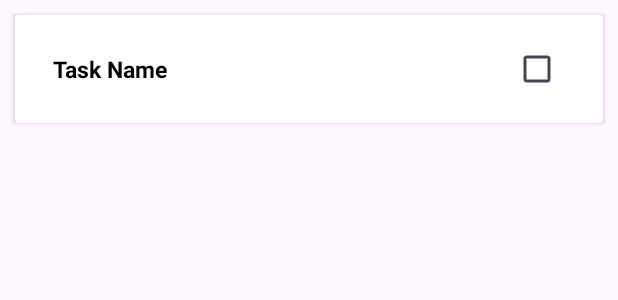
After one commit to aaj1510/javaback-endside-Group43, an Android app: the layout list_task_item.xml on its own in the app's theme, with its tools: preview values and no code run, on a phone screen of 412 x 824 dp. The commit adds this screen. Shown: the top 300 px of the screen. Run offline under Robolectric (Android 15) with nearby library versions, the phone set to English and light mode, and no system bars.

Commit message:
Implemented PresetTasks with ToggleSwitch
- Edited the main screen page layout to match parent
- Added PresetTasks Layout with db implementation
- Added Toggle switch to toggle between major and minor tasks.

```diff
--- a/app/src/main/AndroidManifest.xml
+++ b/app/src/main/AndroidManifest.xml
@@ -14,7 +14,7 @@
         android:theme="@style/Theme.Java1D"
         tools:targetApi="31" >
         <activity
-            android:name=".MainActivity"
+            android:name=".LoginActivity"
             android:exported="true" >
             <intent-filter>
                 <action android:name="android.intent.action.MAIN" />
--- a/app/src/main/java/com/example/java1d/CreateTaskFragment.java
+++ b/app/src/main/java/com/example/java1d/CreateTaskFragment.java
@@ -34,6 +34,10 @@ public class CreateTaskFragment extends DialogFragment {
         EditText task_description_input = view.findViewById(R.id.task_description_input);
         SeekBar difficulty_seekbar = view.findViewById(R.id.difficulty_seekbar);
         Button create_task_button = view.findViewById(R.id.create_task_button);
+        Button cancel_task_button = view.findViewById(R.id.cancel_create_button);
+
+        cancel_task_button.setOnClickListener(v -> dismiss());  // Close the dialog
+
         create_task_button.setOnClickListener(new View.OnClickListener() {
             @Override
             public void onClick(View v) {
--- a/app/src/main/java/com/example/java1d/HomeFragment.java
+++ b/app/src/main/java/com/example/java1d/HomeFragment.java
@@ -21,8 +21,10 @@ public class HomeFragment extends Fragment {
         task_button.setOnClickListener(new View.OnClickListener() {
             @Override
             public void onClick(View view) {
-                TaskFragment dialogFragment = new TaskFragment();
-                dialogFragment.show(getActivity().getSupportFragmentManager(), "TaskFragment");
+                //TaskFragment dialogFragment = new TaskFragment();
+                PresetTasksFragment dialogFragment = new PresetTasksFragment();
+                // dialogFragment.show(getActivity().getSupportFragmentManager(), "TaskFragment");
+                dialogFragment.show(getActivity().getSupportFragmentManager(), "PresetTasksFragment");
             }
         });
 
--- a/app/src/main/res/layout/activity_main.xml
+++ b/app/src/main/res/layout/activity_main.xml
@@ -11,7 +11,7 @@
     <FrameLayout
         android:id="@+id/frame_layout"
         android:layout_width="match_parent"
-        android:layout_height="629dp"
+        android:layout_height="match_parent"
         android:layout_marginBottom="1dp"
         app:layout_constraintBottom_toTopOf="@+id/bottom_bar"
         app:layout_constraintEnd_toEndOf="parent"
--- /dev/null
+++ b/app/src/main/res/layout/list_task_item.xml
@@ -0,0 +1,60 @@
+<?xml version="1.0" encoding="utf-8"?>
+<androidx.cardview.widget.CardView xmlns:android="http://schemas.android.com/apk/res/android"
+    android:orientation="vertical"
+    android:elevation="10dp"
+    android:layout_margin="10dp"
+    android:layout_width="match_parent"
+    android:layout_height="wrap_content">
+
+    <LinearLayout
+        android:layout_width="match_parent"
+        android:layout_height="wrap_content"
+        android:orientation="vertical"
+        android:layout_margin="10dp">
+
+        <!-- Horizontal Layout for Task Name and Checkbox -->
+        <LinearLayout
+            android:layout_width="match_parent"
+            android:layout_height="wrap_content"
+            android:orientation="horizontal"
+            android:gravity="start|center_vertical">
+
+            <!-- Task Name TextView -->
+            <TextView
+                android:id="@+id/taskTv"
+                android:layout_width="0dp"
+                android:layout_height="wrap_content"
+                android:layout_margin="10dp"
+                android:text="Task Name"
+                android:textSize="15sp"
+                android:textStyle="bold"
+                android:padding="5dp"
+                android:maxLines="1"
+                android:layout_weight="1"
+                android:textColor="#000"/>
+
+            <!-- Checkbox for Task -->
+            <CheckBox
+                android:id="@+id/taskCheckbox"
+                android:layout_width="wrap_content"
+                android:layout_height="wrap_content"
+                android:layout_marginEnd="10dp"
+                android:layout_gravity="center_vertical"
+                android:text=""/>
+        </LinearLayout>
+
+        <!-- Description TextView (Initially Hidden) -->
+        <TextView
+            android:id="@+id/descriptionTv"
+            android:layout_width="match_parent"
+            android:layout_height="wrap_content"
+            android:layout_margin="10dp"
+            android:textColor="#000"
+            android:text="Task description"
+            android:visibility="gone"
+            android:textSize="15sp"
+            android:maxLines="3"/>
+
+    </LinearLayout>
+
+</androidx.cardview.widget.CardView>
```
Also changed, not shown: app/src/main/java/com/example/java1d/ListTaskItem.java (added, +31 -0 lines), app/src/main/java/com/example/java1d/MainActivity.java (+9 -0 lines), app/src/main/java/com/example/java1d/PresetTasksFragment.java (added, +226 -0 lines), app/src/main/java/com/example/java1d/TaskAdapter.java (added, +81 -0 lines), app/src/main/res/layout/presettasks_page.xml (added, +65 -0 lines).
